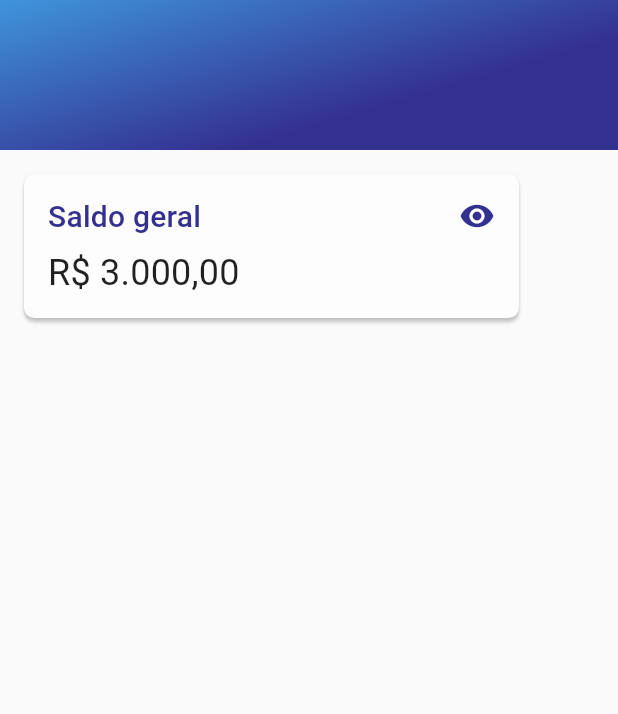
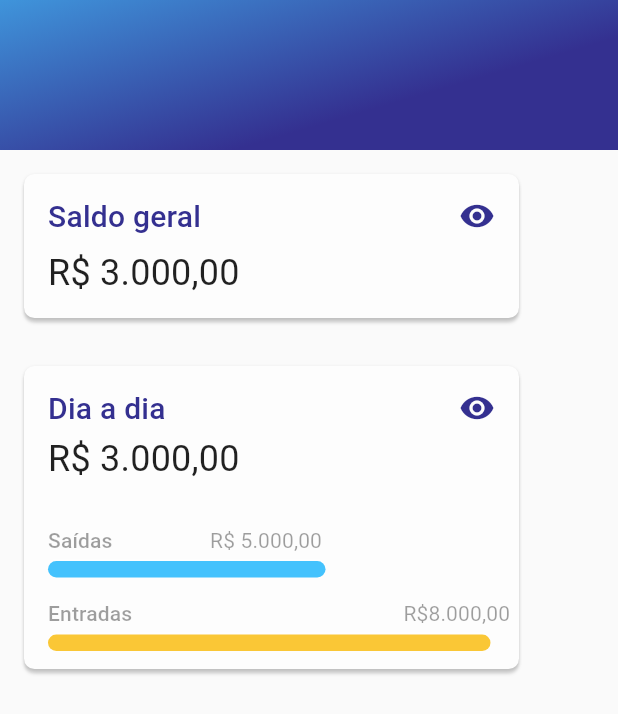
Before and after one commit to devguusta/RaroAcademy_Budget, a Flutter app: the HomePage screen opened by its route, on a phone screen of 412 x 824 dp. Shown: the top 714 px of the screen. Run offline on Flutter 3.47's test engine with Material 2 defaults, Android fonts, the phone set to English and light mode, and no system bars; missing offline and left inert: animated_card; project files that could hold a hidden picture were left out.

Commit message:
cria card de Saldo geral e dia a dia

```diff
--- a/lib/modules/home-page/home_page.dart
+++ b/lib/modules/home-page/home_page.dart
@@ -76,6 +76,124 @@ class _HomePageState extends State<HomePage> {
                     ),
                   ),
                 ),
+                Padding(
+                  padding: const EdgeInsets.all(16),
+                  child: Container(
+                    height: 202,
+                    width: 330,
+
+                    decoration:  BoxDecoration(
+                      boxShadow:  [
+                        BoxShadow(
+                          color: Color.fromRGBO(0,0, 0, 0.12 ),
+                          // spreadRadius: 1,
+                          blurRadius: 1,
+                          offset: Offset(0,1),
+                        ),
+                        BoxShadow(
+                          color: Color.fromRGBO(0, 0, 0,0.14),
+                          offset: Offset(0,3),
+                          blurRadius:1,
+                        ),
+                      ],
+                      color: Color.fromRGBO(253,253,253,1),
+                      borderRadius: BorderRadius.circular(7),
+                    ),
+                    child: Column(
+                      // mainAxisAlignment: MainAxisAlignment.spaceBetween,
+                      children: [
+                        Padding(
+                          padding: const EdgeInsets.only(left: 16.0, right: 16, top:16,),
+                          child: Row(
+                            mainAxisAlignment: MainAxisAlignment.spaceBetween,
+                            children: [
+                              Text("Dia a dia", style: AppTextStyles.kTitleHomeMedium),
+                              Icon(Icons.visibility, color: Color.fromRGBO(52,48,144,1)),
+                            ],
+                          ),
+                        ),
+                        Row(
+                          children: [
+                             Padding(
+                            padding: const EdgeInsets.only(left: 16.0, bottom: 16, top: 8),
+                            child: Text("R\$ 3.000,00", style: AppTextStyles.kSubTitleHomeMedium),
+                             ),
+                          ],
+                        ),
+                        Row(
+                          children: [
+                             Padding(
+                            padding: const EdgeInsets.only(left: 16.0, bottom: 6, top: 16),
+                            child: Text("Saídas", style: AppTextStyles.kTypeTransactions),
+                             ),
+                             SizedBox(width: 65),
+                              Padding(
+                            padding: const EdgeInsets.only( bottom: 6, top: 16),
+                            child: Text("R\$ 5.000,00", style: AppTextStyles.kValueDayTransactions),
+                             ),
+                          ],
+                        ),
+                        Align(
+                            alignment: Alignment.centerLeft,
+                            child: Padding(
+                              padding: const EdgeInsets.only(left: 16.0),
+                              child: Container(
+                              width: 185,
+                              height: 11,
+                              decoration:  BoxDecoration(
+                                borderRadius: BorderRadius.circular(360),
+                                color: Color.fromRGBO(68,194,253,1),
+                                boxShadow: [
+                                   BoxShadow(
+                              color: Color.fromRGBO(255,255,255,0.39 ),
+                              blurRadius: 1,
+                              offset: Offset(0,-2),
+                          ),
+                                ],
+                              ),
+                          ),
+                            ),
+                        ),
+
+                         Row(
+                           mainAxisAlignment: MainAxisAlignment.spaceBetween,
+                          children: [
+                             Padding(
+                            padding: const EdgeInsets.only(left: 16.0, bottom: 6, top: 16),
+                            child: Text("Entradas", style: AppTextStyles.kTypeTransactions),
+                             ),
+                             SizedBox(width: 65),
+                              Padding(
+                            padding: const EdgeInsets.only( bottom: 6, top: 16, right: 6),
+                            child: Text("R\$8.000,00", style: AppTextStyles.kValueDayTransactions),
+                             ),
+                          ],
+                        ),
+                        Align(
+                            alignment: Alignment.centerLeft,
+                            child: Padding(
+                              padding: const EdgeInsets.only(left: 16.0),
+                              child: Container(
+                              width: 295,
+                              height: 11,
+                              decoration:  BoxDecoration(
+                                borderRadius: BorderRadius.circular(360),
+                                color: Color.fromRGBO(250,199,54,1),
+                                boxShadow: [
+                                   BoxShadow(
+                              color: Color.fromRGBO(255,255,255,0.39 ),
+                              blurRadius: 1,
+                              offset: Offset(0,-2),
+                          ),
+                                ],
+                              ),
+                          ),
+                            ),
+                        ),
+                      ],
+                    ),
+                  ),
+                ),
               ],
             ),
           ),
```
